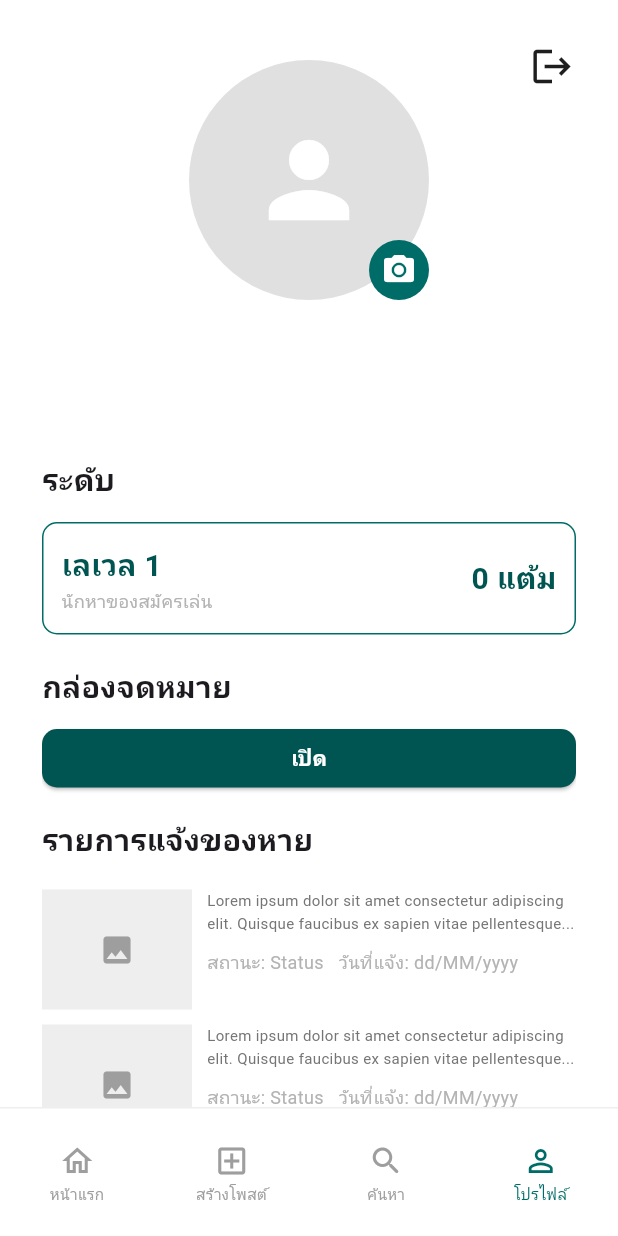
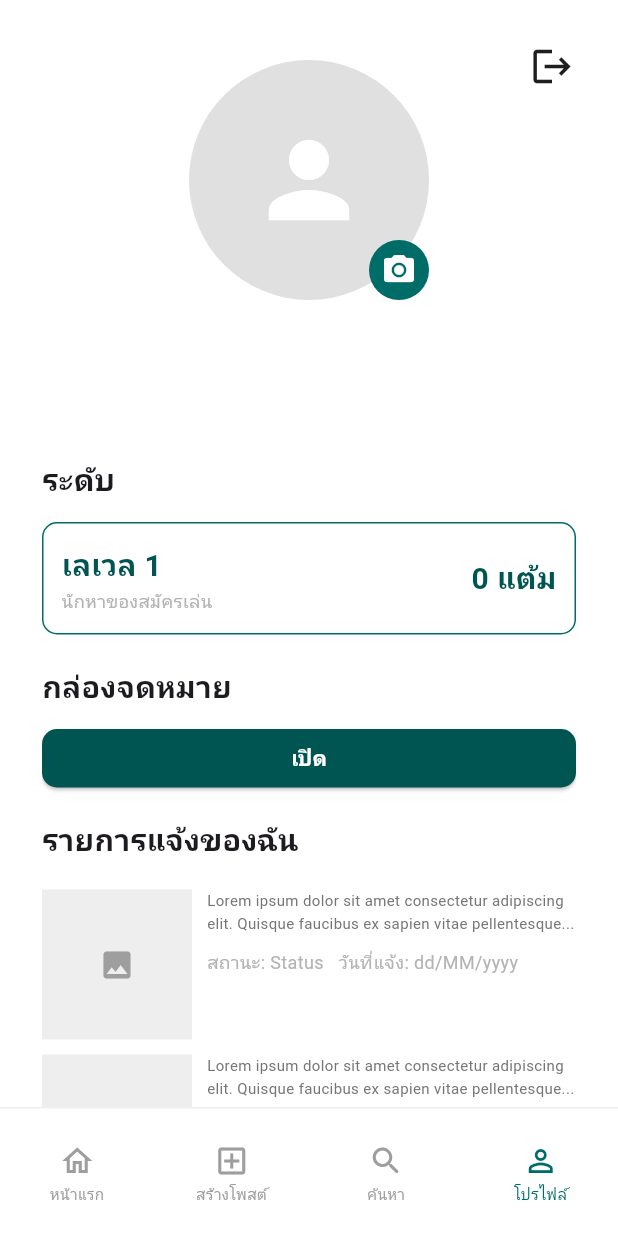
Before and after one commit to MHOBLACK/ku-lost-and-found, a Flutter app: the screen it shows once a user with an empty profile is signed in, item 4 of the bottom bar chosen, on a phone screen of 412 x 824 dp. Run offline on Flutter 3.47's test engine with Material 3 defaults, Android fonts, the phone set to English and light mode, and no system bars; our stand-ins replace cloud_firestore, firebase_auth, firebase_core, flutter_map, image_picker, latlong2; missing offline and left inert: firebase_ui_auth, firebase_ui_oauth_google; accounts and stored records are empty; Roboto replaces fonts that are missing (Line Seed Sans TH).

Commit message:
fix bugs

```diff
--- a/lib/profile_page.dart
+++ b/lib/profile_page.dart
@@ -225,7 +225,7 @@ class _ProfilePageState extends State<ProfilePage> {
     return Column(
       crossAxisAlignment: CrossAxisAlignment.start,
       children: [
-        const Text('รายการแจ้งของหาย', style: TextStyle(fontSize: 20, fontWeight: FontWeight.bold)),
+        const Text('รายการแจ้งของฉัน', style: TextStyle(fontSize: 20, fontWeight: FontWeight.bold)),
         const SizedBox(height: 19),
         _buildLostItemCard(),
         const SizedBox(height: 10),
@@ -250,7 +250,7 @@ class _ProfilePageState extends State<ProfilePage> {
       children: [
         Container(
           width: 100,
-          height: 80,
+          height: 100,
           decoration: BoxDecoration(
             color: Colors.grey[200],
             // image: const DecorationImage(image: AssetImage('assets/checker.png'), fit: BoxFit.cover),
@@ -269,10 +269,11 @@ class _ProfilePageState extends State<ProfilePage> {
                 style: TextStyle(fontSize: 10, color: Color(0xFF757575), height: 1.5),
               ),
               const SizedBox(height: 10),
-              Row(
+              Wrap(
+                spacing: 10,
+                runSpacing: 4,
                 children: const [
                   Text('สถานะ: Status', style: TextStyle(fontSize: 12, color: Color(0xFFB3B3B3))),
-                  SizedBox(width: 10),
                   Text('วันที่แจ้ง: dd/MM/yyyy', style: TextStyle(fontSize: 12, color: Color(0xFFB3B3B3))),
                 ],
               ),
```
Also changed, not shown: lib/home_page.dart (+2 -29 lines), 1 other file.
